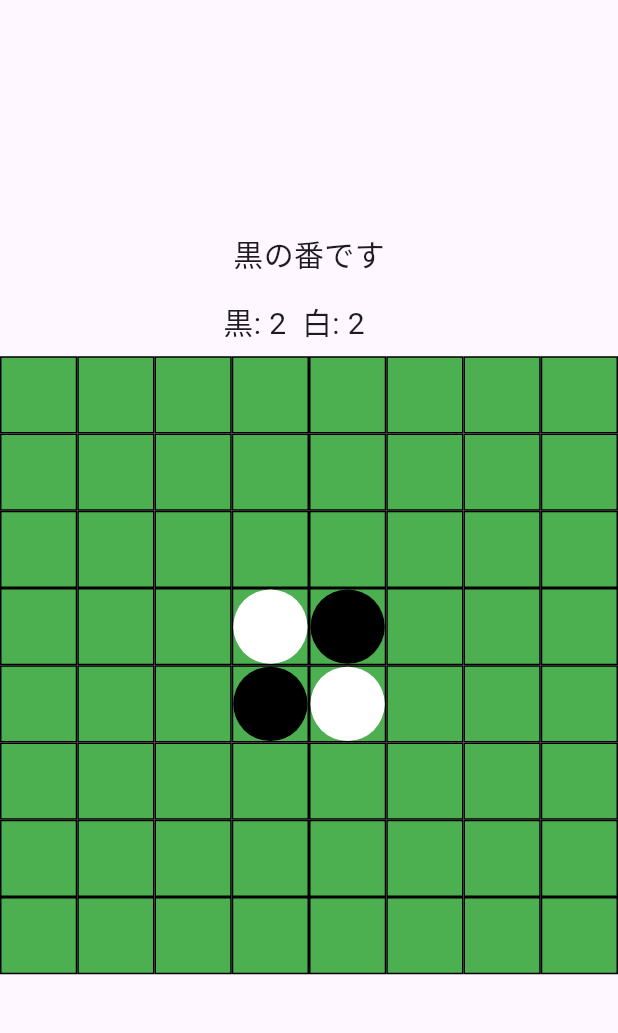
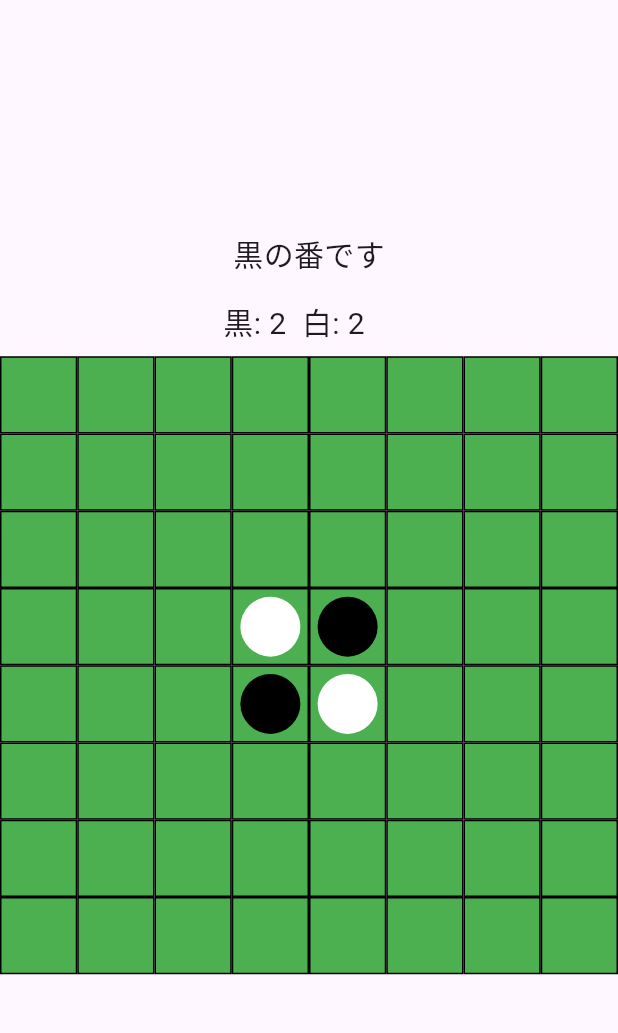
Before and after one commit to suu2626/android_studio, a Flutter app: the screen it shows after launch, on a phone screen of 412 x 824 dp, the part 63-1096 px from its top. Run offline on Flutter 3.47's test engine with Material 3 defaults, Android fonts, the phone set to English and light mode, and no system bars.

Commit message:
20240605-1520

```diff
--- a/lib/main.dart
+++ b/lib/main.dart
@@ -182,8 +182,8 @@ class _OthelloBoardState extends State<OthelloBoard> {
         color: piece == 1 ? Colors.black : Colors.white, // 石の色を設定
         shape: BoxShape.circle, // 石の形を丸に設定
       ),
-      width: 55.0, // 石の幅
-      height: 55.0, // 石の高さ
+      width: 40.0, // 石の幅
+      height: 40.0, // 石の高さ
     );
   }
 
```
Also changed, not shown: 5 other files.
